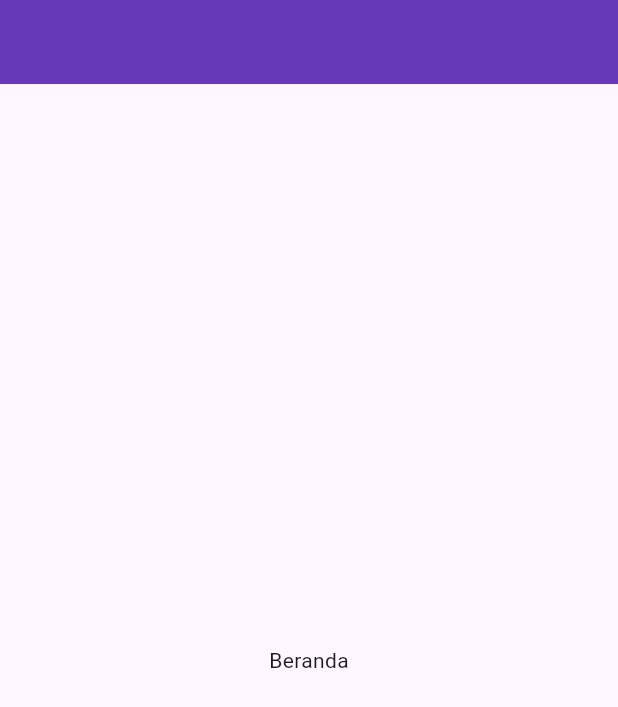
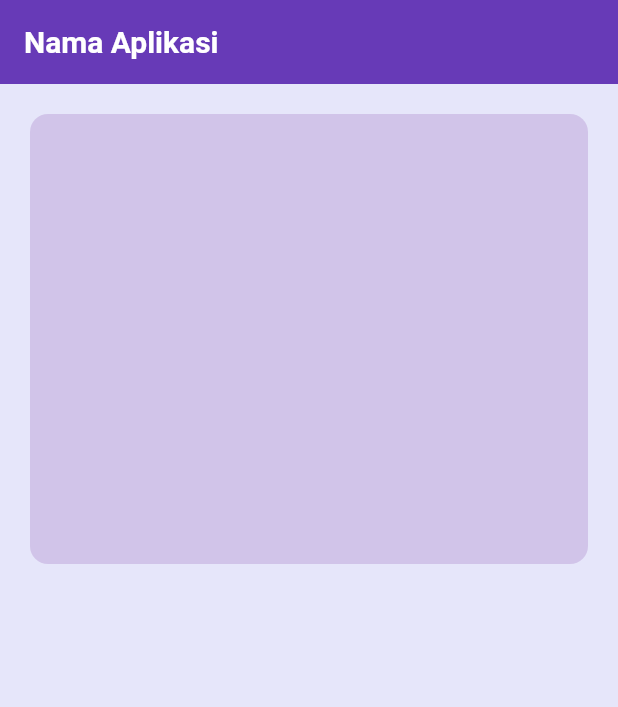
Before and after one commit to Dlanev/TubesAlproK1, a Flutter app: the Home screen opened directly, on a phone screen of 412 x 824 dp. Shown: the top 707 px of the screen. Run offline on Flutter 3.47's test engine with Material 3 defaults, Android fonts, the light colour scheme and no system bars.

Commit message:
fondasi beranda

```diff
--- a/lib/screens/home/home.dart
+++ b/lib/screens/home/home.dart
@@ -2,10 +2,32 @@ import 'package:flutter/material.dart';
 
 class Home extends StatelessWidget {
   @override
+   @override
   Widget build(BuildContext context) {
     return Scaffold(
-      appBar: AppBar(backgroundColor: Colors.deepPurple),
-      body: Center(child: Text('Beranda')),
+      backgroundColor: Color(0xFFE6E6FA),
+      appBar: AppBar(
+        backgroundColor: Colors.deepPurple,
+        title: Text(
+          'Nama Aplikasi',
+          style: TextStyle(
+            color: Colors.white,
+            fontWeight: FontWeight.bold,
+            fontSize: 20,
+          ),
+        ),
+        centerTitle: false,
+      ),
+      body: Padding(
+        padding: const EdgeInsets.all(20),
+        child: Container(
+          height: 300,
+          decoration: BoxDecoration(
+            color: Colors.deepPurple[100],
+            borderRadius: BorderRadius.circular(12),
+          ),
+        ),
+      ),
     );
   }
 }
```
